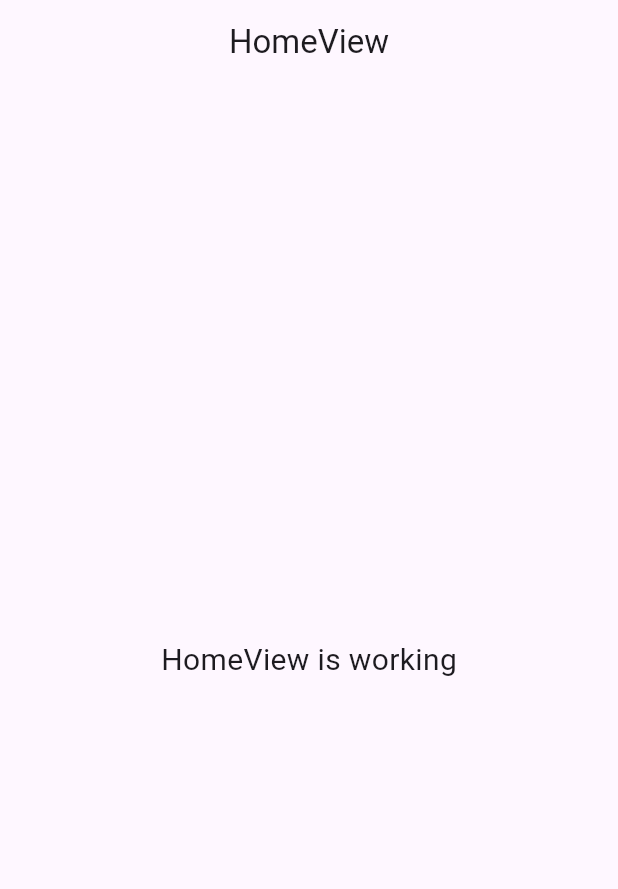
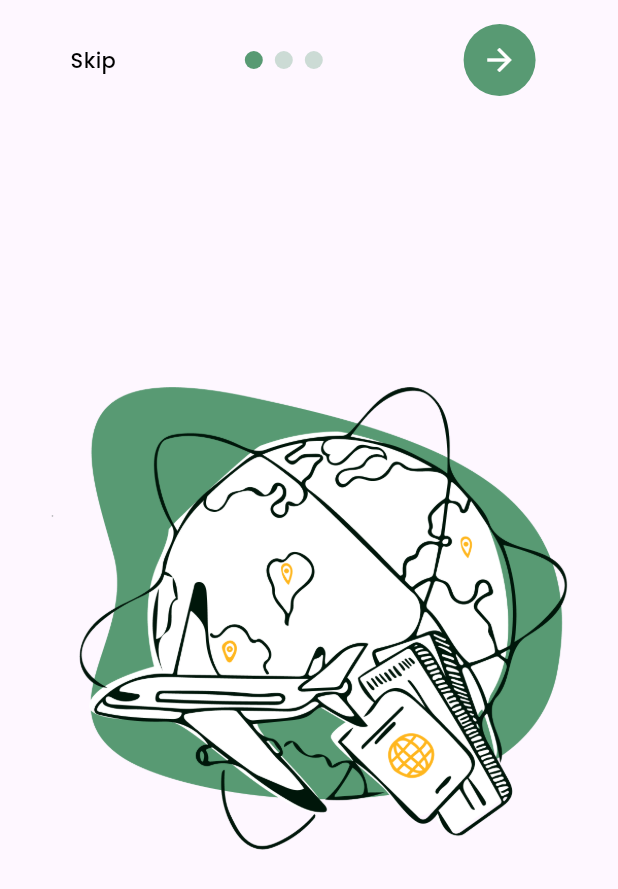
Before and after one commit to MotionHacks4-0/Team4, a Flutter app: the screen it shows after launch, on a phone screen of 412 x 824 dp. Shown: the top 889 px of the screen. Run offline on Flutter 3.47's test engine with Material 3 defaults, Android fonts, the phone set to English and light mode, and no system bars; drawn by our look-alikes of smooth_page_indicator; our stand-ins replace get, google_fonts.

Commit message:
design system app

```diff
--- /dev/null
+++ b/lib/app/modules/onboarding/bindings/onboarding_binding.dart
@@ -0,0 +1,12 @@
+import 'package:get/get.dart';
+
+import '../controllers/onboarding_controller.dart';
+
+class OnboardingBinding extends Bindings {
+  @override
+  void dependencies() {
+    Get.lazyPut<OnboardingController>(
+      () => OnboardingController(),
+    );
+  }
+}
--- /dev/null
+++ b/lib/app/modules/onboarding/controllers/onboarding_controller.dart
@@ -0,0 +1,7 @@
+import 'package:flutter/material.dart';
+import 'package:get/get.dart';
+
+class OnboardingController extends GetxController {
+  PageController indicator = PageController();
+  RxInt page = 0.obs;
+}
--- /dev/null
+++ b/lib/app/modules/onboarding/views/onboarding_view.dart
@@ -0,0 +1,75 @@
+import 'package:eco_trip/app/utils/app_style.dart';
+import 'package:flutter/material.dart';
+
+import 'package:get/get.dart';
+import 'package:smooth_page_indicator/smooth_page_indicator.dart';
+
+import '../controllers/onboarding_controller.dart';
+
+class OnboardingView extends GetView<OnboardingController> {
+  const OnboardingView({super.key});
+  @override
+  Widget build(BuildContext context) {
+    return Scaffold(
+      body: Stack(
+        children: [
+          PageView(
+            controller: controller.indicator,
+            children: [
+              Container(
+                height: Get.height * 0.65,
+                decoration: BoxDecoration(
+                    image: DecorationImage(
+                        image: AssetImage('assets/images/onboard1.png'),
+                        scale: 1.75)),
+              )
+            ],
+          ),
+          Row(
+            mainAxisAlignment: MainAxisAlignment.spaceAround,
+            children: [
+              //Skip button
+              GestureDetector(
+                onTap: () {},
+                child: Padding(
+                  padding: const EdgeInsets.all(8.0),
+                  child: Text(
+                    "Skip",
+                    style: Style.headLineStyle5,
+                  ),
+                ),
+              ),
+              SmoothPageIndicator(
+                controller: controller.indicator,
+                count: 3,
+                effect: SlideEffect(
+                    activeDotColor: Style.primaryColor,
+                    spacing: 8.0,
+                    radius: 8.0,
+                    dotWidth: 12,
+                    dotHeight: 12,
+                    dotColor: Style.primaryColor30),
+              ),
+              // Circle Arrow Button
+              Padding(
+                padding: const EdgeInsets.all(16.0),
+                child: Container(
+                  decoration: BoxDecoration(
+                    color: Style.primaryColor,
+                    shape: BoxShape.circle,
+                  ),
+                  child: IconButton(
+                    icon: const Icon(Icons.arrow_forward, color: Colors.white),
+                    onPressed: () {
+                      // Handle next
+                    },
+                  ),
+                ),
+              ),
+            ],
+          )
+        ],
+      ),
+    );
+  }
+}
--- a/lib/app/routes/app_pages.dart
+++ b/lib/app/routes/app_pages.dart
@@ -2,6 +2,8 @@ import 'package:get/get.dart';
 
 import '../modules/home/bindings/home_binding.dart';
 import '../modules/home/views/home_view.dart';
+import '../modules/onboarding/bindings/onboarding_binding.dart';
+import '../modules/onboarding/views/onboarding_view.dart';
 import '../widgets/splash.dart';
 
 part 'app_routes.dart';
@@ -21,5 +23,10 @@ class AppPages {
       name: Routes.splash,
       page: () => const SplashScreen(),
     ),
+    GetPage(
+      name: _Paths.ONBOARDING,
+      page: () => const OnboardingView(),
+      binding: OnboardingBinding(),
+    ),
   ];
 }
--- a/lib/app/routes/app_routes.dart
+++ b/lib/app/routes/app_routes.dart
@@ -5,10 +5,12 @@ abstract class Routes {
   Routes._();
   static const splash = _Paths.splash;
   static const HOME = _Paths.HOME;
+  static const ONBOARDING = _Paths.ONBOARDING;
 }
 
 abstract class _Paths {
   _Paths._();
   static const splash = '/splash';
   static const HOME = '/home';
+  static const ONBOARDING = '/onboarding';
 }
--- a/lib/app/utils/app_style.dart
+++ b/lib/app/utils/app_style.dart
@@ -1,18 +1,38 @@
 import 'package:flutter/material.dart';
+import 'package:google_fonts/google_fonts.dart';
 
 class Style {
-  static Color primaryColor = const Color(0xff687daf);
+  static Color primaryColor = const Color(0xff589A73);
+  static Color primaryColor30 = const Color(0x4D589A73);
+  static Color primaryColor10 = const Color(0x1A589A73);
   static Color textColor = const Color(0xff3b3b3b);
   static Color bgColor = const Color(0xffeeedf2);
-  static Color orangeColor = const Color(0xfff37b67);
-  static TextStyle textStyle =
-      TextStyle(fontSize: 16, color: textColor, fontWeight: FontWeight.w500);
-  static TextStyle headLineStyle =
-      TextStyle(fontSize: 26, color: textColor, fontWeight: FontWeight.bold);
-  static TextStyle headLineStyle2 =
-      TextStyle(fontSize: 21, color: textColor, fontWeight: FontWeight.bold);
-  static TextStyle headLineStyle3 = TextStyle(
+  static Color blueColor = const Color(0xff4C76A5);
+  static TextStyle textStyle = GoogleFonts.poppins(
+    fontSize: 16,
+    color: textColor,
+    fontWeight: FontWeight.w500,
+  );
+  static TextStyle headLineStyle = GoogleFonts.poppins(
+    fontSize: 26,
+    color: textColor,
+    fontWeight: FontWeight.bold,
+  );
+  static TextStyle headLineStyle2 = GoogleFonts.poppins(
+    fontSize: 21,
+    color: textColor,
+    fontWeight: FontWeight.bold,
+  );
+  static TextStyle headLineStyle3 = GoogleFonts.poppins(
       fontSize: 17, color: Colors.grey.shade500, fontWeight: FontWeight.w500);
-  static TextStyle headLineStyle4 = TextStyle(
-      fontSize: 14, color: Colors.grey.shade500, fontWeight: FontWeight.w500);
+  static TextStyle headLineStyle4 = GoogleFonts.poppins(
+    fontSize: 14,
+    color: Colors.grey.shade500,
+    fontWeight: FontWeight.w500,
+  );
+  static TextStyle headLineStyle5 = GoogleFonts.poppins(
+    fontSize: 14,
+    color: Colors.black,
+    fontWeight: FontWeight.w500,
+  );
 }
--- a/lib/app/widgets/splash.dart
+++ b/lib/app/widgets/splash.dart
@@ -10,7 +10,7 @@ class SplashScreen extends StatelessWidget {
   @override
   Widget build(BuildContext context) {
     Future.delayed(const Duration(seconds: 3), () {
-      Get.offAllNamed(Routes.HOME);
+      Get.offAllNamed(Routes.ONBOARDING);
     });
 
     return Scaffold(
--- a/pubspec.yaml
+++ b/pubspec.yaml
@@ -2,7 +2,7 @@ name: eco_trip
 description: "A new Flutter project."
 # The following line prevents the package from being accidentally published to
 # pub.dev using `flutter pub publish`. This is preferred for private packages.
-publish_to: 'none' # Remove this line if you wish to publish to pub.dev
+publish_to: "none" # Remove this line if you wish to publish to pub.dev
 
 # The following defines the version and build number for your application.
 # A version number is three numbers separated by dots, like 1.2.43
@@ -35,6 +35,8 @@ dependencies:
   # Use with the CupertinoIcons class for iOS style icons.
   cupertino_icons: ^1.0.8
   get: ^4.7.2
+  google_fonts: ^6.2.1
+  smooth_page_indicator: ^1.1.0
 
 dev_dependencies:
   flutter_test:
@@ -52,7 +54,6 @@ dev_dependencies:
 
 # The following section is specific to Flutter packages.
 flutter:
-
   # The following line ensures that the Material Icons font is
   # included with your application, so that you can use the icons in
   # the material Icons class.
```
Also changed, not shown: assets/images/onboard1.png (added), assets/images/onboard2.png (added), assets/images/onboard3.png (added), pubspec.lock, 1 other file.
